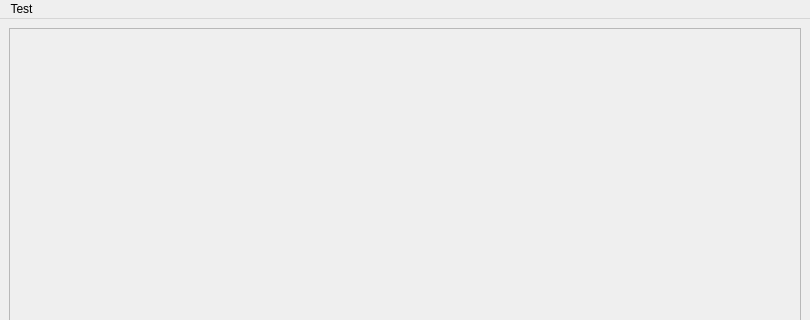
Before: the Qt Designer form modelnumpy/simpleGUI.ui in robrobo/gocl, drawn with Qt 5; both pictures show x 0 to 810 and y 0 to 320 of the 810 by 600 pixel window.
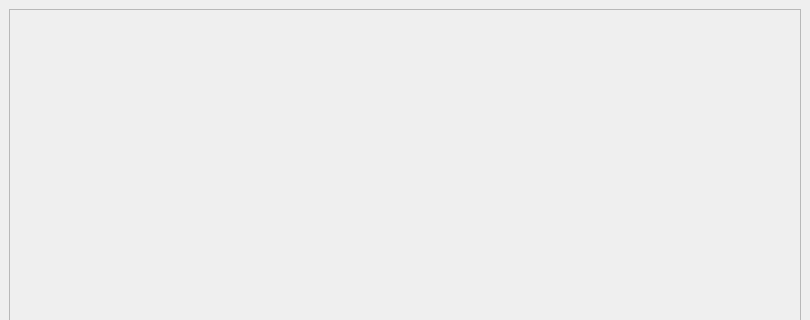
After: the same form once the commit is applied.

```diff
--- a/modelnumpy/simpleGUI.ui
+++ b/modelnumpy/simpleGUI.ui
@@ -26,7 +26,7 @@
          <x>0</x>
          <y>0</y>
          <width>790</width>
-         <height>482</height>
+         <height>507</height>
         </rect>
        </property>
        <zorder>spinBox</zorder>
@@ -84,22 +84,6 @@
     </item>
    </layout>
   </widget>
-  <widget class="QMenuBar" name="menubar">
-   <property name="geometry">
-    <rect>
-     <x>0</x>
-     <y>0</y>
-     <width>810</width>
-     <height>25</height>
-    </rect>
-   </property>
-   <widget class="QMenu" name="menuTest">
-    <property name="title">
-     <string>Test</string>
-    </property>
-   </widget>
-   <addaction name="menuTest"/>
-  </widget>
   <widget class="QStatusBar" name="statusbar"/>
  </widget>
  <resources/>
```
Left out of the diff: 7 changed lines with no effect on the pictures.
